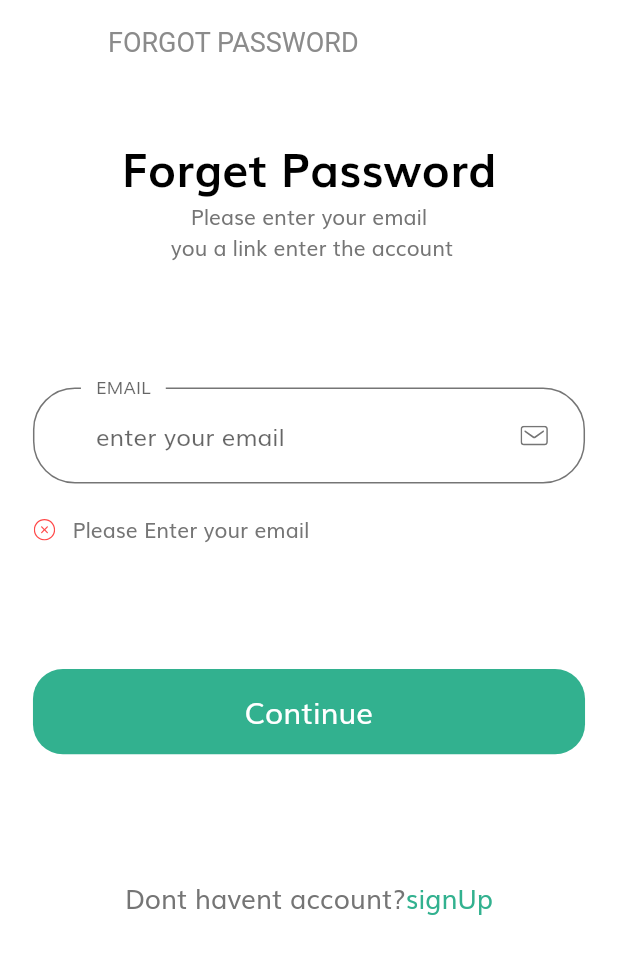
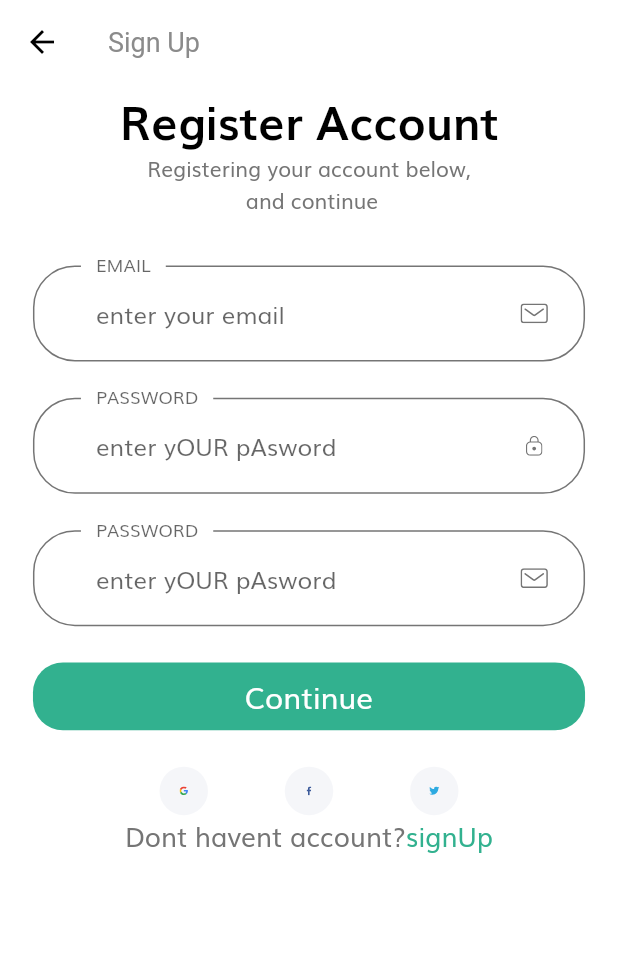
Before and after one commit to fakhriahnaf/PasarTani-FlutterUI, a Flutter app: the ForgotPasswordScreen screen opened by its route, after a tap on "Continue", after a tap on "signUp", on a phone screen of 412 x 824 dp. Shown: the top 954 px of the screen. Run offline on Flutter 3.47's test engine with Material 2 defaults, Android fonts, the phone set to English and light mode, and no system bars; our stand-ins replace flutter_svg.

Commit message:
sign Up form + OTP code

```diff
--- a/lib/pages/sign-in/body-sign-in.dart
+++ b/lib/pages/sign-in/body-sign-in.dart
@@ -1,6 +1,7 @@
 import 'package:flutter/material.dart';
 import 'package:flutter_svg/svg.dart';
 import 'package:pasarTani/pages/sign-in/sign-in-form.dart';
+import 'package:pasarTani/pages/sign-up/sign-up.dart';
 import 'package:pasarTani/shared/constraint.dart';
 //import 'package:flutter_svg/flutter_svg.dart';
 
@@ -75,7 +76,9 @@ class NoAccountText extends StatelessWidget {
           style: TextStyle(fontSize: getProportionateScreenWidth(16)),
         ),
         GestureDetector(
-          onTap: () {},
+          onTap: () {
+            Navigator.pushNamed(context, SignUpScreen.routeName);
+          },
           child: Text(
             "signUp",
             style: TextStyle(
--- /dev/null
+++ b/lib/pages/sign-up/body-signUp.dart
@@ -0,0 +1,210 @@
+import 'package:flutter/material.dart';
+import 'package:pasarTani/components/custom_suffix_icon.dart';
+import 'package:pasarTani/components/default_button.dart';
+import 'package:pasarTani/components/form_error.dart';
+import 'package:pasarTani/pages/sign-in/body-sign-in.dart';
+import 'package:pasarTani/pages/sign-up/complete-signUp.dart';
+import 'package:pasarTani/shared/constraint.dart';
+import 'package:pasarTani/shared/size_config.dart';
+
+class BodySignUp extends StatefulWidget {
+  @override
+  _BodySignUpState createState() => _BodySignUpState();
+}
+
+class _BodySignUpState extends State<BodySignUp> {
+  @override
+  Widget build(BuildContext context) {
+    return SizedBox(
+      width: double.infinity,
+      child: Padding(
+        padding: EdgeInsets.symmetric(horizontal: getProportionateScreenWidth(20)),
+        child: Column(
+          children: [
+            Text(
+              "Register Account",
+              style: headingStyle,
+            ),
+            Text(
+              "Registering your account below, \n and continue",
+              textAlign: TextAlign.center,
+            ),
+            SizedBox(height: SizeConfig.screenHeight *0.04,),
+            SignUpForm(),
+
+          ],
+        ),
+      ),
+    );
+  }
+}
+
+class SignUpForm extends StatefulWidget {
+  @override
+  _SignUpFormState createState() => _SignUpFormState();
+}
+
+class _SignUpFormState extends State<SignUpForm> {
+  final _formKey= GlobalKey<FormState>();
+  String email;
+  String password;
+  String confirmPassword;
+  final List<String> errors =[];
+
+  void addError({String error}) {
+    if(!errors.contains(error))
+      setState(() {
+        errors.add(error);
+      });
+  }
+  void removeError({String error}) {
+    if(errors.contains(error))
+      setState(() {
+        errors.remove(error);
+      });
+  }
+
+  @override
+  Widget build(BuildContext context) {
+    return Form(
+      key: _formKey,
+      child: Column(
+        children: [
+          buildFormEmailField(),
+          SizedBox(height: getProportionateScreenHeight(30)),
+          buildFormPassField(),
+          SizedBox(height: getProportionateScreenHeight(30)),
+          buildFormRePassField(),
+          FormError(errors: errors),
+          SizedBox(height: getProportionateScreenHeight(30)),
+          DefaultButton(
+            text: "Continue",
+            press : () {
+              if (_formKey.currentState.validate()) {
+                //go to complete page
+                Navigator.pushNamed(context, CompleteSignUpScreen.routeName);
+              }
+            }
+          ),
+          SizedBox(height: getProportionateScreenHeight(30)),
+          Row(
+              mainAxisAlignment: MainAxisAlignment.center,
+                children: [
+                  SocialCard(
+                    icon: 'assets/icons/google-icon.svg',
+                    press: () {},
+                  ),
+                  SocialCard(
+                    icon: 'assets/icons/facebook-2.svg',
+                    press: () {},
+                  ),
+                  SocialCard(
+                    icon: 'assets/icons/twitter.svg',
+                    press: () {},
+                  ),
+                ],
+              ),
+          NoAccountText(),
+        ],
+      ),
+    );
+  }
+
+  TextFormField buildFormRePassField() {
+    return TextFormField(
+      obscureText: true,
+      onSaved: (newValue) => confirmPassword = newValue,
+      onChanged: (value) {
+        if (value.isNotEmpty) {
+          removeError(error: passNullError);
+        } else if (value.isNotEmpty && password == confirmPassword) {
+          removeError(error: matchPassError);
+        }
+        confirmPassword = value;
+      },
+      validator: (value) {
+        if (value.isEmpty) {
+          addError(error: passNullError);
+          return "";
+        } else if ((password != value)) {
+          addError(error: matchPassError);
+          return "";
+        }
+        return null;
+      },
+      decoration: InputDecoration(
+        labelText: "PASSWORD",
+        hintText: "enter yOUR pAsword",
+        floatingLabelBehavior: FloatingLabelBehavior.always,
+        suffixIcon: CustomSuffixIcon(
+          svgIcon: 'assets/icons/Mail.svg',
+        ),
+      ));
+  }
+
+  TextFormField buildFormPassField() {
+    return TextFormField(
+      obscureText: true,
+      onSaved: (newValue) => password = newValue,
+      onChanged: (value) {
+        if (value.isNotEmpty) {
+          removeError(error: passNullError);
+        } else if (value.length >= 8) {
+          removeError(error: shortPassError);
+        }
+        password = value;
+      },
+      validator: (value) {
+        if (value.isEmpty) {
+          addError(error: passNullError);
+          return "";
+        } else if (value.length < 8) {
+          addError(error: shortPassError);
+          return "";
+        }
+        return null;
+      },
+      decoration: InputDecoration(
+        labelText: "PASSWORD",
+        hintText: "enter yOUR pAsword",
+        floatingLabelBehavior: FloatingLabelBehavior.always,
+        suffixIcon: CustomSuffixIcon(
+          svgIcon: 'assets/icons/Lock.svg',
+        ),
+      ));
+  }
+
+  TextFormField buildFormEmailField() {
+    return TextFormField(
+      keyboardType: TextInputType.emailAddress,
+      onSaved: (newValue) => email = newValue,
+      //kalo lagi ketik lagi gak ada error messej
+      onChanged: (value) {
+        if (value.isNotEmpty) {
+          removeError(error: emailNullError);
+        } else if (emailValidatorRegExp.hasMatch(value)) {
+          removeError(error: invalidEmailError);
+        }
+        return null;
+      },
+      validator: (value) {
+        if (value.isEmpty) {
+          addError(error: emailNullError);
+          return "";
+        } else if (!emailValidatorRegExp.hasMatch(value)) {
+          addError(error: invalidEmailError);
+          return "";
+        }
+        return null;
+      },
+
+      decoration: InputDecoration(
+        labelText: "EMAIL",
+        hintText: "enter your email",
+        floatingLabelBehavior: FloatingLabelBehavior.always,
+        suffixIcon: CustomSuffixIcon(
+          svgIcon: 'assets/icons/Mail.svg',
+        ),
+      ));
+  }
+}
--- /dev/null
+++ b/lib/pages/sign-up/sign-up.dart
@@ -0,0 +1,16 @@
+import 'package:flutter/material.dart';
+import 'package:pasarTani/pages/sign-up/body-signUp.dart';
+
+
+class SignUpScreen extends StatelessWidget {
+  static String routeName = "/sign_up";
+  @override
+  Widget build(BuildContext context) {
+    return Scaffold(
+      appBar: AppBar(
+        title: Text("Sign Up"),
+      ),
+      body: BodySignUp(),
+    );
+  }
+}
--- a/lib/routes.dart
+++ b/lib/routes.dart
@@ -1,6 +1,10 @@
 //import 'package:js/js.dart';
+
 import 'package:pasarTani/pages/forgot-password/forgot-password-screen.dart';
 import 'package:pasarTani/pages/login-success-screen/login-success.dart';
+import 'package:pasarTani/pages/otp-screen/otp-screen.dart';
+import 'package:pasarTani/pages/sign-up/complete-signUp.dart';
+import 'package:pasarTani/pages/sign-up/sign-up.dart';
 import 'package:pasarTani/pages/spalsh-screen/splash-screen.dart';
 import 'package:flutter/widgets.dart';
 import 'package:pasarTani/pages/sign-in/sign-in-screen.dart';
@@ -14,5 +18,8 @@ final Map<String, WidgetBuilder> routes = {
   SignInScreen.routeName: (context) => SignInScreen(),
   ForgotPasswordScreen.routeName : (context) => ForgotPasswordScreen(),
   LoginSuccess.routeName : (context) => LoginSuccess(),
+  SignUpScreen.routeName : (context) => SignUpScreen(),
+  CompleteSignUpScreen.routeName : (context) => CompleteSignUpScreen(),
+  OtpScreen.routeName : (context) => OtpScreen(),
 
 };
--- a/lib/shared/constraint.dart
+++ b/lib/shared/constraint.dart
@@ -1,19 +1,24 @@
 import 'package:flutter/material.dart';
-
+import 'package:pasarTani/shared/size_config.dart';
 
 //Color tPrimaryColor = "FFC700".toColor();
 
 const primaryColor = Color(0xFF32b18f);
 const primaryLightColor = Color(0xFFFFECDF);
 const primaryGradientColor = LinearGradient(
-  begin: Alignment.topLeft,
-  end: Alignment.bottomRight,
-  colors: [Color(0xFFFFA53E), Color(0xFFFF7643)]
-);
+    begin: Alignment.topLeft,
+    end: Alignment.bottomRight,
+    colors: [Color(0xFFFFA53E), Color(0xFFFF7643)]);
 const secondaryColor = Color(0xFF979797);
 const textColor = Color(0xFF757575);
 const animationDuration = Duration(microseconds: 200);
 
+final headingStyle = TextStyle(
+  fontSize: getProportionateScreenWidth(28),
+  fontWeight: FontWeight.bold,
+  color: Colors.black,
+  height: 1.5,
+);
 // Form Error
 final RegExp emailValidatorRegExp =
     RegExp(r"^[a-zA-Z0-9.]+@[a-zA-Z0-9]+\.[a-zA-Z]+");
@@ -26,3 +31,18 @@ const String matchPassError = "Passwords don't match";
 const String namelNullError = "Please Enter your name";
 const String phoneNumberNullError = "Please Enter your phone number";
 const String addressNullError = "Please Enter your address";
+
+final otpInputDecoration = InputDecoration(
+    contentPadding:
+        EdgeInsets.symmetric(vertical: getProportionateScreenWidth(15)),
+    enabledBorder: outlineInputBorder(),
+    focusedBorder: outlineInputBorder(),
+    border: outlineInputBorder(),
+  );
+
+OutlineInputBorder outlineInputBorder() {
+  return OutlineInputBorder(
+    borderRadius: BorderRadius.circular(15),
+    borderSide: BorderSide(color: textColor),
+  );
+}
--- a/lib/shared/size_config.dart
+++ b/lib/shared/size_config.dart
@@ -21,7 +21,7 @@ class SizeConfig{
 double getProportionateScreenHeight(double inputHeight) {
   double screenHeight = SizeConfig.screenHeight;
  //812 adalah nilai pada tinggi desain
-  return (inputHeight / 812.0) * screenHeight;
+  return (inputHeight / 1020.0) * screenHeight;
 }
 
 //untuk hasil proporsional
```
Also changed, not shown: lib/pages/otp-screen/body-otp.dart (added, +58 -0 lines), lib/pages/otp-screen/form-otp.dart (added, +122 -0 lines), lib/pages/otp-screen/otp-screen.dart (added, +17 -0 lines), lib/pages/sign-in/sign-in-form.dart (+14 -0 lines), lib/pages/sign-up/body-complete-signUp.dart (added, +195 -0 lines), lib/pages/sign-up/complete-signUp.dart (added, +16 -0 lines), assets/icons/Location_point.svg (renamed from assets/icons/Location point.svg).
